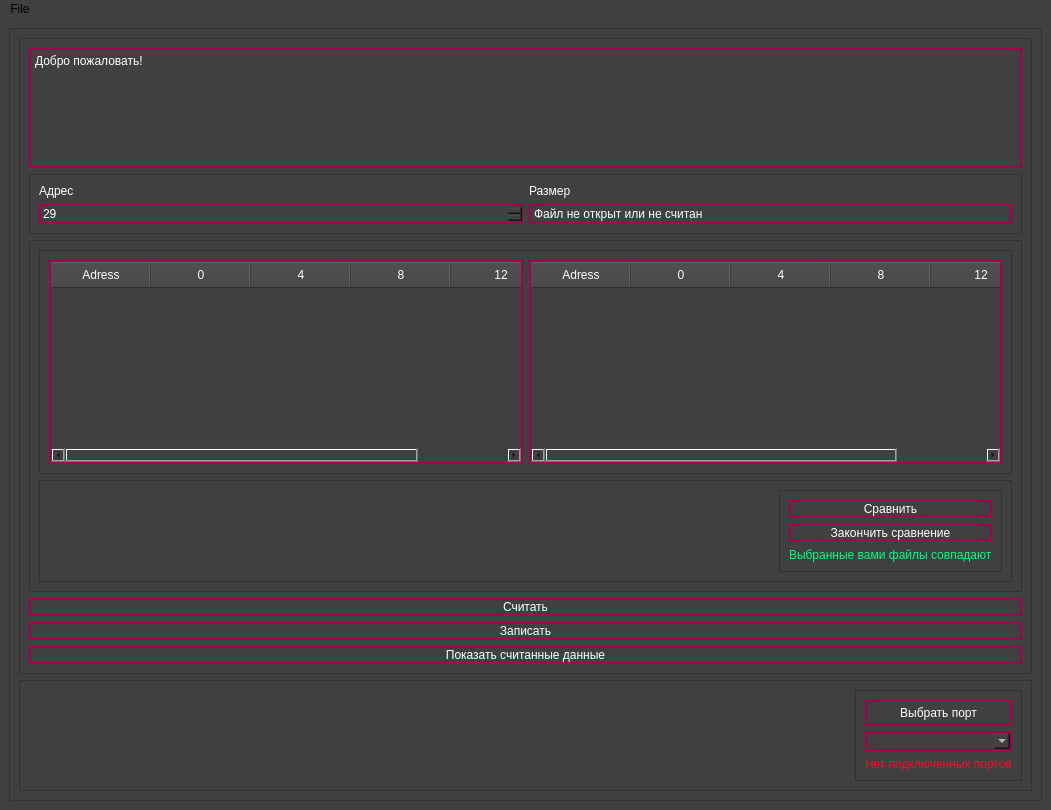
First picture: the form in MainWindow.ui, repository Korifey02/firmware-ui, before the edit.
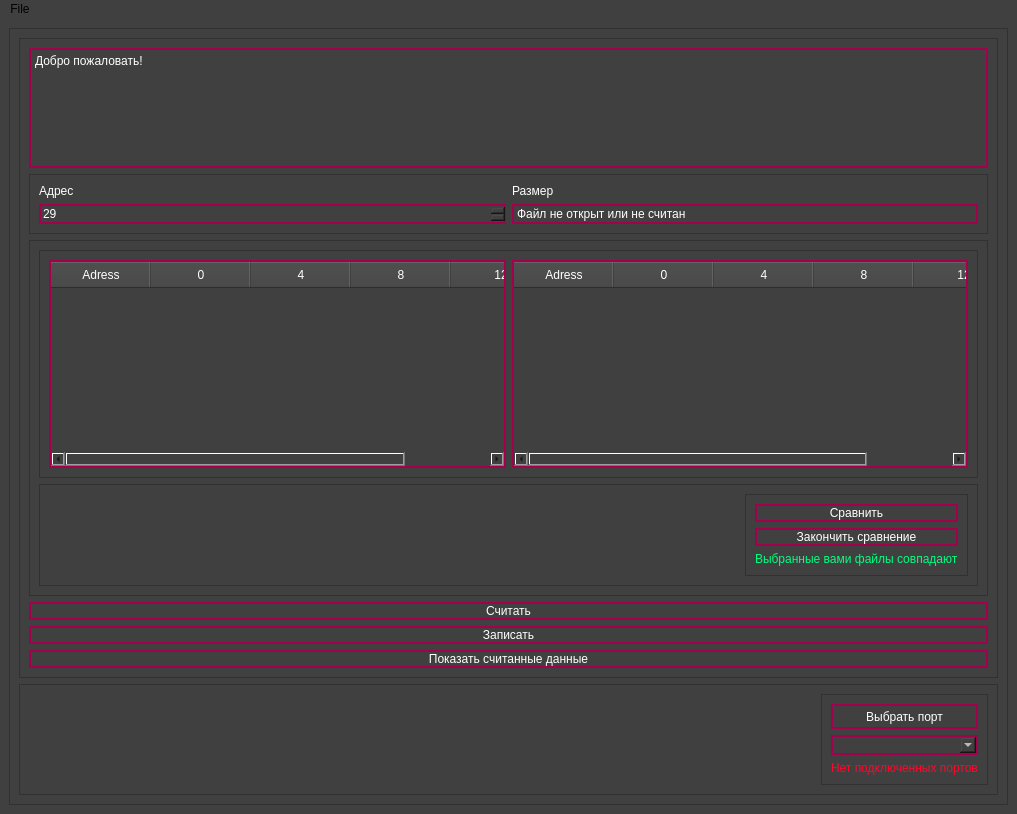
Second picture: the form after the edit. Icons and pictures are not drawn.

Commit message: it can save read data and compare read data with opened in the second table data

```diff
--- a/MainWindow.ui
+++ b/MainWindow.ui
@@ -6,8 +6,8 @@
    <rect>
     <x>0</x>
     <y>0</y>
-    <width>1051</width>
-    <height>810</height>
+    <width>1017</width>
+    <height>814</height>
    </rect>
   </property>
   <property name="minimumSize">
@@ -159,7 +159,7 @@
                <property name="minimumSize">
                 <size>
                  <width>0</width>
-                 <height>180</height>
+                 <height>200</height>
                 </size>
                </property>
                <property name="frameShape">
@@ -279,6 +279,12 @@
              </item>
              <item>
               <widget class="QFrame" name="compareToolsFrame">
+               <property name="maximumSize">
+                <size>
+                 <width>16777215</width>
+                 <height>130</height>
+                </size>
+               </property>
                <property name="frameShape">
                 <enum>QFrame::StyledPanel</enum>
                </property>
@@ -301,6 +307,12 @@
                 </item>
                 <item>
                  <widget class="QFrame" name="frame_7">
+                  <property name="maximumSize">
+                   <size>
+                    <width>16777215</width>
+                    <height>95</height>
+                   </size>
+                  </property>
                   <property name="frameShape">
                    <enum>QFrame::StyledPanel</enum>
                   </property>
@@ -569,7 +581,7 @@
     <rect>
      <x>0</x>
      <y>0</y>
-     <width>1051</width>
+     <width>1017</width>
      <height>26</height>
     </rect>
    </property>
```
Left out of the diff: 4 changed lines with no effect on the pictures. The commit also changes 2 other files.
